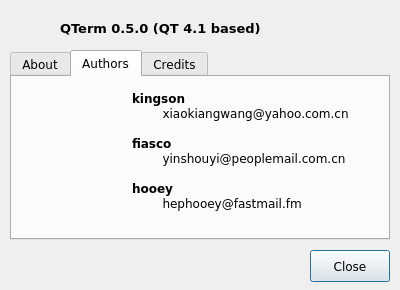
This is src/ui/aboutdialog.ui in adaptee/qterm-hack as Qt 5 draws it before an edit. The edited form follows.
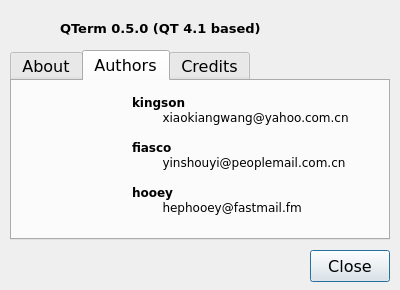
This is the edited form. The open tabs and pages were chosen to show the change.

```diff
--- a/src/ui/aboutdialog.ui
+++ b/src/ui/aboutdialog.ui
@@ -36,8 +36,8 @@
   </property>
   <property name="font">
    <font>
-    <family>Bitstream Vera Sans</family>
-    <pointsize>9</pointsize>
+    <family>DejaVu Sans</family>
+    <pointsize>12</pointsize>
     <weight>50</weight>
     <italic>false</italic>
     <bold>false</bold>
@@ -157,6 +157,17 @@
        <height>128</height>
       </rect>
      </property>
+     <property name="font">
+      <font>
+       <family>DejaVu Sans</family>
+       <pointsize>12</pointsize>
+       <weight>50</weight>
+       <italic>false</italic>
+       <bold>false</bold>
+       <underline>false</underline>
+       <strikeout>false</strikeout>
+      </font>
+     </property>
      <property name="text">
       <string>&lt;!DOCTYPE HTML PUBLIC &quot;-//W3C//DTD HTML 4.0//EN&quot; &quot;http://www.w3.org/TR/REC-html40/strict.dtd&quot;&gt;
 &lt;html&gt;&lt;head&gt;&lt;meta name=&quot;qrichtext&quot; content=&quot;1&quot; /&gt;&lt;style type=&quot;text/css&quot;&gt;
```
Left out of the diff: 6 changed lines with no effect on the pictures.
